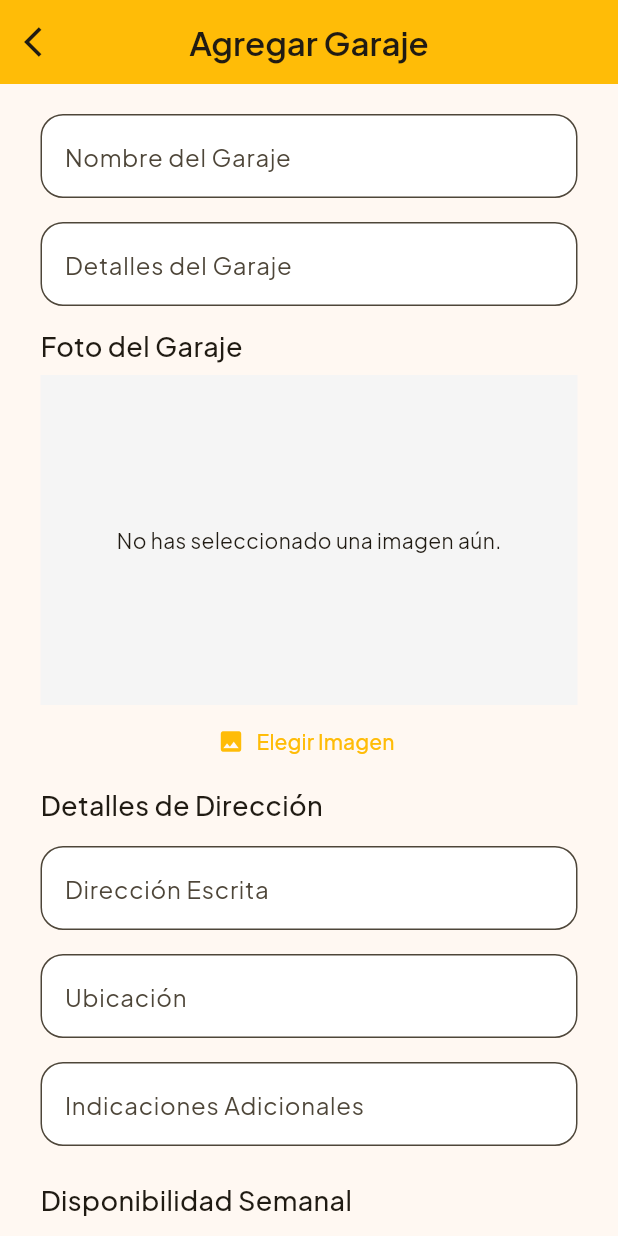
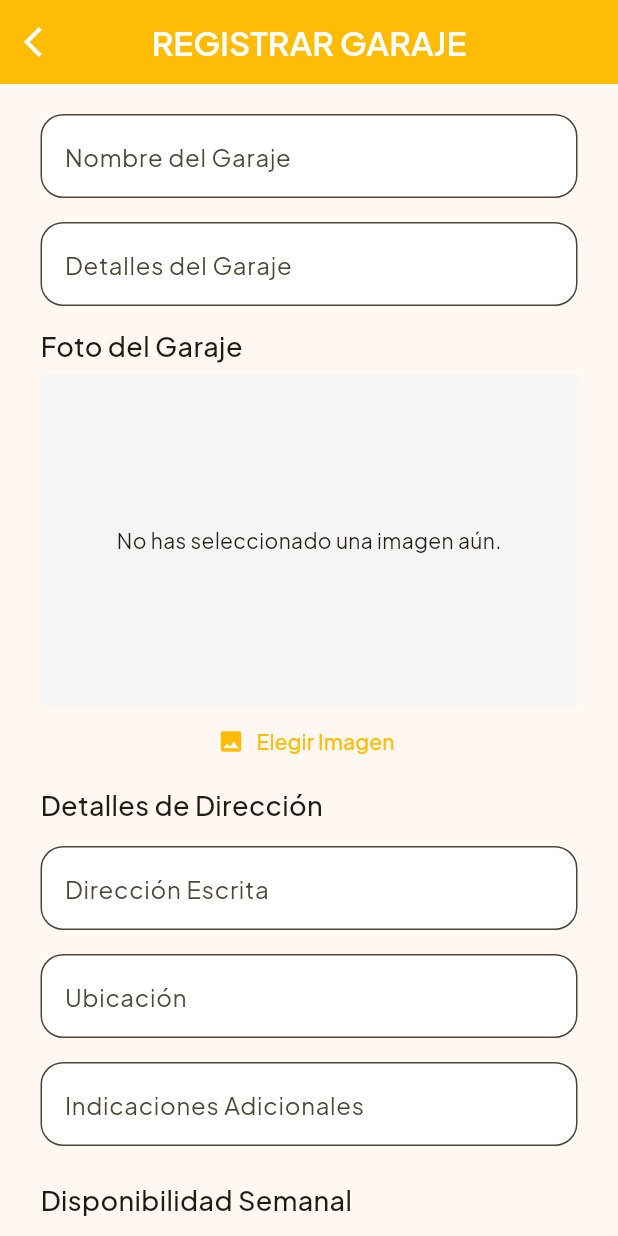
Before and after one commit to sabinelohnerv/AtreveT-Parquea2, a Flutter app: the AddGarageView screen opened directly, on a phone screen of 412 x 824 dp. Run offline on Flutter 3.47's test engine with Material 3 defaults, Android fonts, the phone set to English and light mode, and no system bars; our stand-ins replace cloud_firestore, firebase_auth, firebase_core, firebase_storage, image_picker, shared_preferences and 1 more; accounts and stored records are empty.

Commit message:
Merged and Upgraged UI

```diff
--- a/lib/views/add_garage_view.dart
+++ b/lib/views/add_garage_view.dart
@@ -29,13 +29,14 @@ class _AddGarageViewState extends State<AddGarageView> {
     return Scaffold(
       appBar: AppBar(
         title: const Text(
-          "Agregar Garaje",
+          "REGISTRAR GARAJE",
           style: TextStyle(fontWeight: FontWeight.w600),
         ),
+        foregroundColor: Colors.white,
         centerTitle: true,
         backgroundColor: Theme.of(context).colorScheme.primary,
         leading: IconButton(
-          icon: const Icon(Icons.arrow_back_ios),
+          icon: const Icon(Icons.arrow_back_ios, color: Colors.white,),
           onPressed: () => Navigator.of(context).pop(),
         ),
       ),
@@ -182,9 +183,9 @@ class _AddGarageViewState extends State<AddGarageView> {
                     },
                     style: ElevatedButton.styleFrom(
                       backgroundColor: Theme.of(context).primaryColor,
-                      foregroundColor: Colors.black,
+                      foregroundColor: Colors.white,
                     ),
-                    child: const Text('Agregar Garaje'),
+                    child: const Text('REGISTRAR GARAJE'),
                   ),
                 )
               ],
--- a/lib/views/widgets/garages/garage_space_card.dart
+++ b/lib/views/widgets/garages/garage_space_card.dart
@@ -88,7 +88,7 @@ class GarageSpaceCard extends StatelessWidget {
         child: const Icon(Icons.delete, color: Colors.white),
       ),
       child: Container(
-        padding: const EdgeInsets.fromLTRB(6, 10, 28, 10),
+        padding: const EdgeInsets.fromLTRB(6, 10, 24, 10),
         decoration: BoxDecoration(
           border: Border.all(color: Colors.grey.shade200),
         ),
```
Also changed, not shown: lib/views/edit_garage_view.dart (+5 -4 lines).
